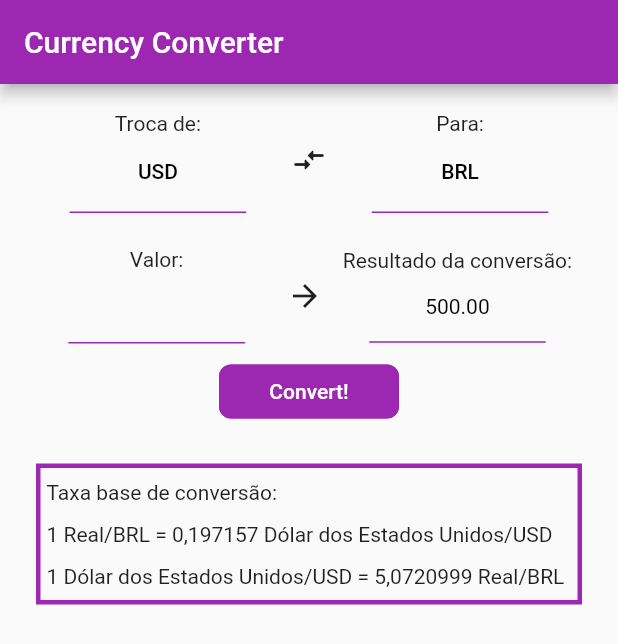
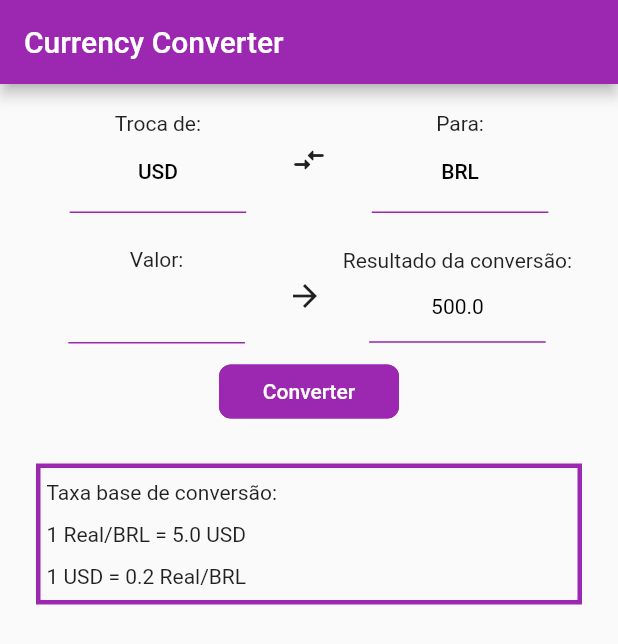
Before and after one commit to PauloVOFonseca/exchange-house-app, a Flutter app: the screen it shows after launch, on a phone screen of 412 x 824 dp. Shown: the top 644 px of the screen. Run offline on Flutter 3.47's test engine with Material 2 defaults, Android fonts, the phone set to English and light mode, and no system bars.

Commit message:
feat: break widgets on parts

```diff
--- a/lib/src/presentation/pages/home/home_page.dart
+++ b/lib/src/presentation/pages/home/home_page.dart
@@ -1,4 +1,8 @@
+import 'package:exchange_house_app/src/presentation/pages/home/widgets/base_conversion_rate_widget.dart';
 import 'package:exchange_house_app/src/presentation/pages/home/widgets/coin_widget.dart';
+import 'package:exchange_house_app/src/presentation/pages/home/widgets/exchange_result_widget.dart';
+import 'package:exchange_house_app/src/presentation/widgets/custom_button.dart';
+import 'package:exchange_house_app/src/presentation/widgets/custom_text_field.dart';
 import 'package:flutter/material.dart';
 
 class HomePage extends StatefulWidget {
@@ -9,7 +13,7 @@ class HomePage extends StatefulWidget {
 }
 
 class _HomePageState extends State<HomePage> {
-  final TextEditingController myController = TextEditingController();
+  final TextEditingController textController = TextEditingController();
 
   @override
   Widget build(BuildContext context) {
@@ -36,89 +40,25 @@ class _HomePageState extends State<HomePage> {
                 Column(
                   children: [
                     const Text('Valor:'),
-                    Container(
-                      width: MediaQuery.of(context).size.width / 3.5,
-                      margin: const EdgeInsets.symmetric(horizontal: 15),
-                      child: TextField(
-                        textAlign: TextAlign.center,
-                        keyboardType: TextInputType.number,
-                        controller: myController,
-                        decoration: const InputDecoration(
-                          enabledBorder: UnderlineInputBorder(
-                            borderSide: BorderSide(color: Colors.purple),
-                          ),
-                          border: UnderlineInputBorder(
-                            borderSide: BorderSide(color: Colors.purple),
-                          ),
-                        ),
-                      ),
-                    ),
+                    CustomTextField(textController: textController),
                   ],
                 ),
                 const Icon(Icons.arrow_forward),
-                Column(
-                  children: [
-                    const Text('Resultado da conversão:'),
-                    Container(
-                      padding: const EdgeInsets.symmetric(
-                        horizontal: 2,
-                        vertical: 15,
-                      ),
-                      width: MediaQuery.of(context).size.width / 3.5,
-                      decoration: const BoxDecoration(
-                        border: Border(
-                          bottom: BorderSide(color: Colors.purple),
-                        ),
-                      ),
-                      child: const Center(
-                        child: Text(
-                          "500.00",
-                          style: TextStyle(color: Colors.black),
-                        ),
-                      ),
-                    ),
-                  ],
-                ),
+                const ExchangeResultWidget(result: 500),
               ],
             ),
             const SizedBox(height: 8),
-            SizedBox(
-              width: 120,
-              child: TextButton(
-                onPressed: () => print('teste'),
-                style: ButtonStyle(
-                  backgroundColor:
-                      MaterialStateProperty.all<Color>(Colors.purple),
-                  shape: MaterialStateProperty.all<RoundedRectangleBorder>(
-                    RoundedRectangleBorder(
-                      borderRadius: BorderRadius.circular(8),
-                      side: const BorderSide(color: Colors.purple),
-                    ),
-                  ),
-                ),
-                child: const Text(
-                  'Convert!',
-                  style: TextStyle(color: Colors.white),
-                ),
-              ),
+            CustomButton(
+              onPressed: () => print('PRINTT'),
+              text: 'Converter',
+              widthSize: 120,
             ),
             const SizedBox(height: 24),
-            Container(
-              width: MediaQuery.of(context).size.width,
-              padding: const EdgeInsets.symmetric(vertical: 8, horizontal: 4),
-              decoration: BoxDecoration(
-                border: Border.all(color: Colors.purple, width: 3),
-              ),
-              child: Column(
-                crossAxisAlignment: CrossAxisAlignment.start,
-                children: const [
-                  Text('Taxa base de conversão:'),
-                  SizedBox(height: 12),
-                  Text('1 Real/BRL = 0,197157 Dólar dos Estados Unidos/USD'),
-                  SizedBox(height: 12),
-                  Text('1 Dólar dos Estados Unidos/USD = 5,0720999 Real/BRL'),
-                ],
-              ),
+            const BaseConversionRateWidget(
+              coinBaseName: 'Real/BRL',
+              coinBaseValue: 0.2,
+              convertedCurrencyName: 'USD',
+              convertedCurrencyValue: 5,
             ),
           ],
         ),
--- /dev/null
+++ b/lib/src/presentation/pages/home/widgets/base_conversion_rate_widget.dart
@@ -0,0 +1,37 @@
+import 'package:flutter/material.dart';
+
+class BaseConversionRateWidget extends StatelessWidget {
+  final String coinBaseName;
+  final double coinBaseValue;
+  final String convertedCurrencyName;
+  final double convertedCurrencyValue;
+  const BaseConversionRateWidget({
+    super.key,
+    required this.coinBaseName,
+    required this.coinBaseValue,
+    required this.convertedCurrencyName,
+    required this.convertedCurrencyValue,
+  });
+
+  @override
+  Widget build(BuildContext context) {
+    return Container(
+      width: MediaQuery.of(context).size.width,
+      padding: const EdgeInsets.symmetric(vertical: 8, horizontal: 4),
+      decoration: BoxDecoration(
+        border: Border.all(color: Colors.purple, width: 3),
+      ),
+      child: Column(
+        crossAxisAlignment: CrossAxisAlignment.start,
+        children: [
+          const Text('Taxa base de conversão:'),
+          const SizedBox(height: 12),
+          Text('1 $coinBaseName = $convertedCurrencyValue $convertedCurrencyName'),
+          const SizedBox(height: 12),
+          Text(
+              '1 $convertedCurrencyName = $coinBaseValue $coinBaseName'),
+        ],
+      ),
+    );
+  }
+}
--- /dev/null
+++ b/lib/src/presentation/pages/home/widgets/exchange_result_widget.dart
@@ -0,0 +1,33 @@
+import 'package:flutter/material.dart';
+
+class ExchangeResultWidget extends StatelessWidget {
+  final double result;
+  const ExchangeResultWidget({super.key, required this.result});
+
+  @override
+  Widget build(BuildContext context) {
+    return Column(
+      children: [
+        const Text('Resultado da conversão:'),
+        Container(
+          padding: const EdgeInsets.symmetric(
+            horizontal: 2,
+            vertical: 15,
+          ),
+          width: MediaQuery.of(context).size.width / 3.5,
+          decoration: const BoxDecoration(
+            border: Border(
+              bottom: BorderSide(color: Colors.purple),
+            ),
+          ),
+          child: Center(
+            child: Text(
+              result.toString(),
+              style: const TextStyle(color: Colors.black),
+            ),
+          ),
+        ),
+      ],
+    );
+  }
+}
--- /dev/null
+++ b/lib/src/presentation/widgets/custom_button.dart
@@ -0,0 +1,36 @@
+import 'package:flutter/material.dart';
+
+class CustomButton extends StatelessWidget {
+  final Function() onPressed;
+  final String text;
+  final double? widthSize;
+  const CustomButton({
+    super.key,
+    required this.onPressed,
+    required this.text,
+    this.widthSize,
+  });
+
+  @override
+  Widget build(BuildContext context) {
+    return SizedBox(
+      width: widthSize ?? MediaQuery.of(context).size.width,
+      child: TextButton(
+        onPressed: onPressed,
+        style: ButtonStyle(
+          backgroundColor: MaterialStateProperty.all<Color>(Colors.purple),
+          shape: MaterialStateProperty.all<RoundedRectangleBorder>(
+            RoundedRectangleBorder(
+              borderRadius: BorderRadius.circular(8),
+              side: const BorderSide(color: Colors.purple),
+            ),
+          ),
+        ),
+        child: Text(
+          text,
+          style: const TextStyle(color: Colors.white),
+        ),
+      ),
+    );
+  }
+}
--- /dev/null
+++ b/lib/src/presentation/widgets/custom_text_field.dart
@@ -0,0 +1,27 @@
+import 'package:flutter/material.dart';
+
+class CustomTextField extends StatelessWidget {
+  final TextEditingController textController;
+  const CustomTextField({super.key, required this.textController});
+
+  @override
+  Widget build(BuildContext context) {
+    return Container(
+      width: MediaQuery.of(context).size.width / 3.5,
+      margin: const EdgeInsets.symmetric(horizontal: 15),
+      child: TextField(
+        textAlign: TextAlign.center,
+        keyboardType: TextInputType.number,
+        controller: textController,
+        decoration: const InputDecoration(
+          enabledBorder: UnderlineInputBorder(
+            borderSide: BorderSide(color: Colors.purple),
+          ),
+          border: UnderlineInputBorder(
+            borderSide: BorderSide(color: Colors.purple),
+          ),
+        ),
+      ),
+    );
+  }
+}
```
